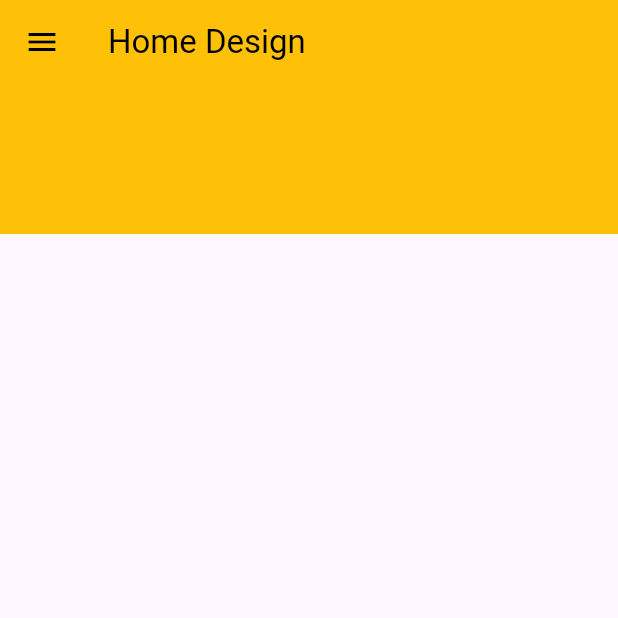
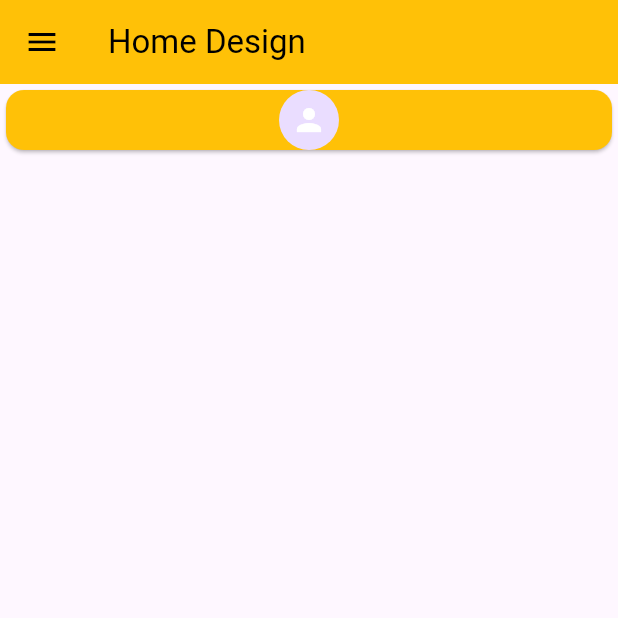
Before and after one commit to RaFiuL-RaZu/design_part, a Flutter app: the screen it shows after launch, on a phone screen of 412 x 824 dp, the top half of it. Run offline on Flutter 3.47's test engine with Material 3 defaults, Android fonts, the phone set to English and light mode, and no system bars.

Commit message:
innit commit

```diff
--- a/lib/main.dart
+++ b/lib/main.dart
@@ -31,12 +31,13 @@ class HomeScren extends StatelessWidget{
         title: Text("Home Design"),
       ),
       drawer: Drawer(),
-     body:Column(
+     body:ListView(
        children: [
-         Container(
-           height: 100,
-           width: double.infinity,
+         Card(
            color: Colors.amber,
+           child: CircleAvatar(
+             child: Icon(Icons.person,color: Colors.white,),
+           ),
          )
        ],
      ),
```
